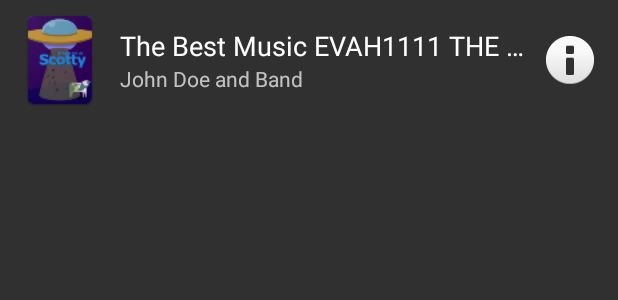
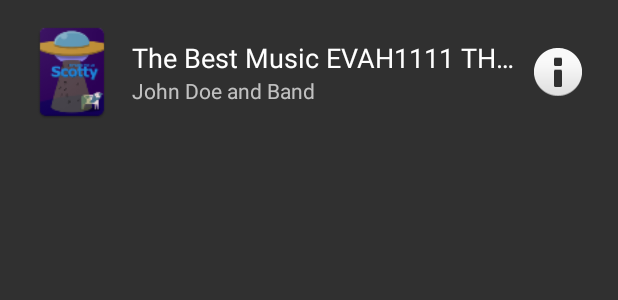
Before and after one commit to sw8f17/app, an Android app: the layout fragment_group.xml on its own in the app's theme, with its tools: preview values and no code run, on a phone screen of 412 x 824 dp. Shown: the top 300 px of the screen. Run offline under Robolectric (Android 15) with nearby library versions, the phone set to English and light mode, and no system bars; network calls fail.

Commit message:
More layout stuff

```diff
--- a/app/src/main/AndroidManifest.xml
+++ b/app/src/main/AndroidManifest.xml
@@ -49,6 +49,11 @@
                 <action android:name="android.media.action.MEDIA_PLAY_FROM_SEARCH" />
                 <category android:name="android.intent.category.DEFAULT" />
             </intent-filter>
+        </activity>
+
+        <activity
+            android:name=".ui.SelectGroupActivity"
+            android:label="@string/app_name">
         </activity>
 
         <!-- Main activity for music browsing on phone -->
--- /dev/null
+++ b/app/src/main/res/layout/activity_select_group.xml
@@ -0,0 +1,6 @@
+<?xml version="1.0" encoding="utf-8"?>
+<android.support.v7.widget.RecyclerView xmlns:android="http://schemas.android.com/apk/res/android"
+    android:layout_width="match_parent" android:layout_height="match_parent"
+    android:id="@+id/rv">
+
+</android.support.v7.widget.RecyclerView>
--- a/app/src/main/res/layout/fragment_group.xml
+++ b/app/src/main/res/layout/fragment_group.xml
@@ -1,12 +1,15 @@
 <?xml version="1.0" encoding="utf-8"?>
-<RelativeLayout xmlns:android="http://schemas.android.com/apk/res/android"
+<RelativeLayout
+    xmlns:android="http://schemas.android.com/apk/res/android"
     xmlns:tools="http://schemas.android.com/tools"
     android:layout_width="wrap_content"
     android:layout_height="wrap_content"
-    android:padding="@dimen/group_padding">
+    android:padding="16dp"
+    android:clickable="true"
+    android:foreground="?android:attr/selectableItemBackground">
     <ImageView
         android:id="@+id/album_art"
-        tools:src="@drawable/ic_launcher"
+        android:src="@drawable/ic_launcher"
         android:layout_width="@dimen/group_logo_size"
         android:layout_height="@dimen/group_logo_size"
         android:scaleType="centerCrop"
@@ -22,7 +25,7 @@
         android:layout_toStartOf="@+id/play_pause"
         android:layout_centerVertical="true">
         <TextView
-            android:id="@+id/title"
+            android:id="@+id/group_name"
             tools:text="The Best Music EVAH1111 THE BEST"
             android:ellipsize="end"
             android:maxLines="1"
```
Also changed, not shown: app/src/main/java/rocks/stalin/android/app/model/Group.java (added, +13 -0 lines), app/src/main/java/rocks/stalin/android/app/ui/GroupItemAdapter.java (added, +50 -0 lines), app/src/main/java/rocks/stalin/android/app/ui/SelectGroupActivity.java (added, +40 -0 lines), app/src/main/java/rocks/stalin/android/app/ui/SelectModeActivity.java (+8 -0 lines).
